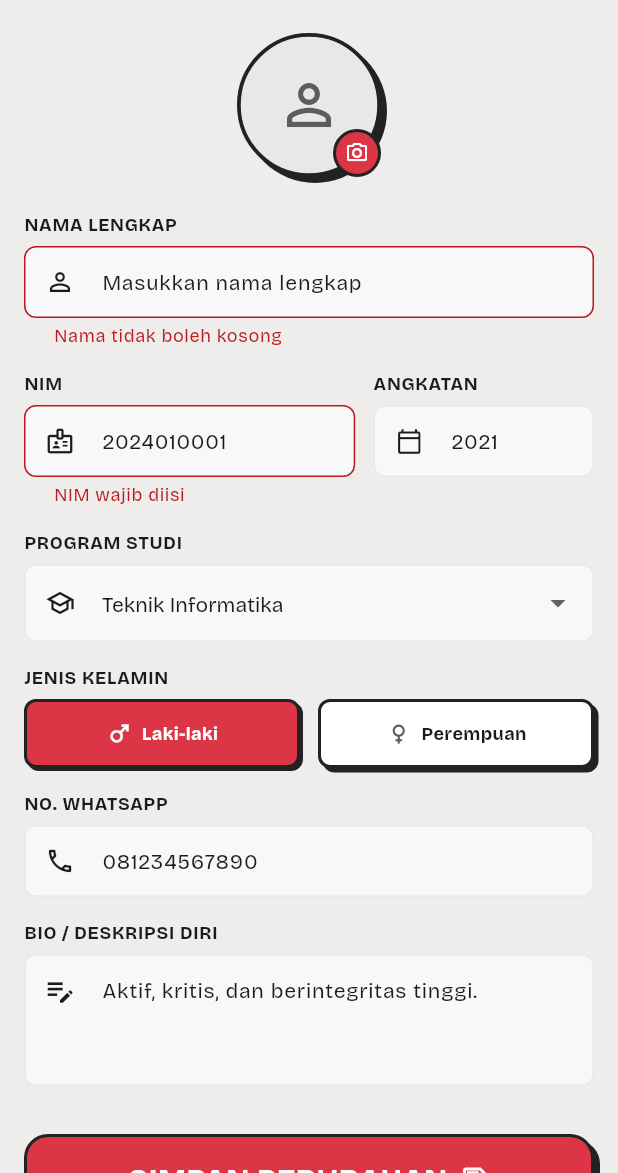
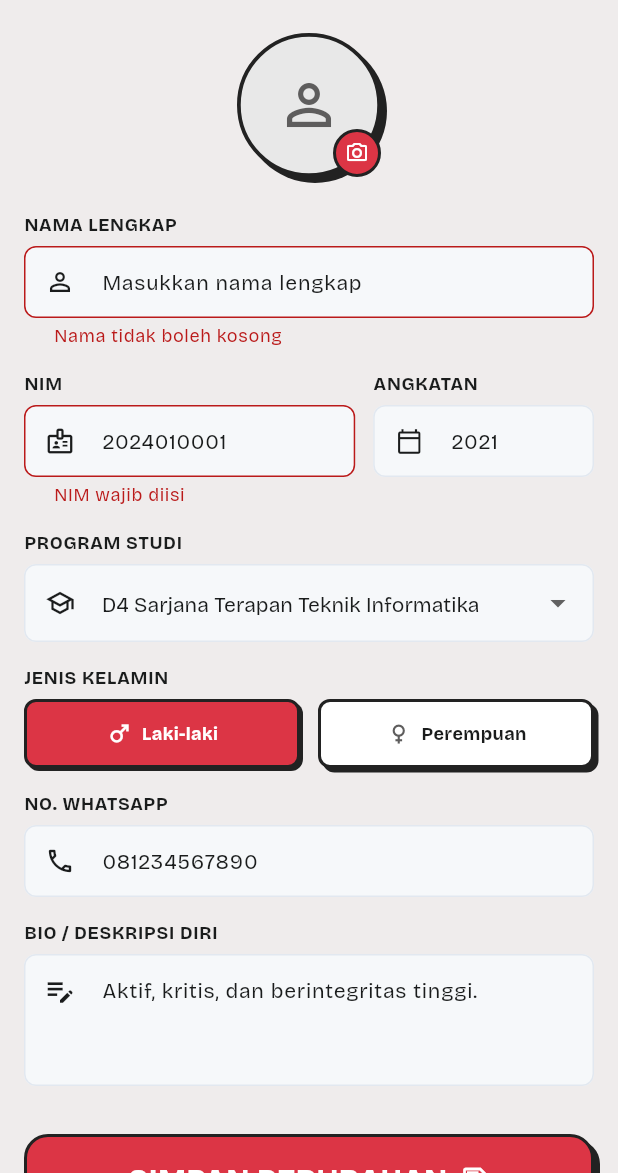
Before and after one commit to ukm-policy/new_centrepoint, a Flutter app: the EditProfileScreen screen opened by its route, after a tap on "SIMPAN PERUBAHAN", on a phone screen of 412 x 824 dp, the part 63-1236 px from its top. Run offline on Flutter 3.47's test engine with Material 3 defaults, Android fonts, the phone set to English and light mode, and no system bars; our stand-ins replace cached_network_image, firebase_core, go_router, google_fonts, image_picker, jwt_decoder and 1 more; missing offline and left inert: mobile_scanner; accounts and stored records are empty.

Commit message:
Data Prodi

```diff
--- a/lib/data/dummy/dummy_members.dart
+++ b/lib/data/dummy/dummy_members.dart
@@ -7,7 +7,7 @@ final dummyMembers = <MemberModel>[
     nim: '20210001',
     email: 'ahmad.ridhwan@email.com',
     noHp: '+62 812 3456 7890',
-    prodi: 'Teknik Informatika',
+    prodi: 'D4 Sarjana Terapan Teknik Informatika',
     angkatan: '2021',
     role: 'staff',
     bidang: 'Pemrograman',
@@ -26,7 +26,7 @@ final dummyMembers = <MemberModel>[
     nim: '20210002',
     email: 'siti.nurhaliza@email.com',
     noHp: '+62 812 9876 5432',
-    prodi: 'Sistem Informasi',
+    prodi: 'D4 Sarjana Terapan Teknologi Rekayasa Multimedia',
     angkatan: '2021',
     role: 'staff',
     bidang: 'Multimedia',
@@ -45,7 +45,7 @@ final dummyMembers = <MemberModel>[
     nim: '20210003',
     email: 'budi.santoso@email.com',
     noHp: '+62 813 1111 2222',
-    prodi: 'Teknik Informatika',
+    prodi: 'D4 Sarjana Terapan Teknik Informatika',
     angkatan: '2021',
     role: 'staff',
     bidang: 'Pengembangan',
@@ -64,7 +64,7 @@ final dummyMembers = <MemberModel>[
     nim: '20220004',
     email: 'dewi.purnama@email.com',
     noHp: '+62 815 3333 4444',
-    prodi: 'Teknik Informatika',
+    prodi: 'D4 Sarjana Terapan Teknik Informatika',
     angkatan: '2022',
     role: 'anggota',
     bidang: 'Jaringan',
@@ -83,7 +83,7 @@ final dummyMembers = <MemberModel>[
     nim: '20220005',
     email: 'faisal.hakim@email.com',
     noHp: '+62 819 5555 6666',
-    prodi: 'Teknik Informatika',
+    prodi: 'D4 Sarjana Terapan Teknik Informatika',
     angkatan: '2022',
     role: 'anggota',
     bidang: 'Humas',
@@ -102,7 +102,7 @@ final dummyMembers = <MemberModel>[
     nim: '20210006',
     email: 'rini.wulandari@email.com',
     noHp: '+62 811 7777 8888',
-    prodi: 'Teknik Informatika',
+    prodi: 'D4 Sarjana Terapan Teknik Informatika',
     angkatan: '2021',
     role: 'staff',
     bidang: 'Kaderisasi',
@@ -121,7 +121,7 @@ final dummyMembers = <MemberModel>[
     nim: '2021010001',
     email: 'ahmad.rizky@email.com',
     noHp: '081234567890',
-    prodi: 'Teknik Informatika',
+    prodi: 'D4 Sarjana Terapan Teknik Informatika',
     angkatan: '2021',
     role: 'ketua',
     bidang: '-',
@@ -140,7 +140,7 @@ final dummyMembers = <MemberModel>[
     nim: '2023010099',
     email: 'andi.wijaya@email.com',
     noHp: '081233445566',
-    prodi: 'Sistem Informasi',
+    prodi: 'D4 Sarjana Terapan Teknologi Rekayasa Multimedia',
     angkatan: '2023',
     role: 'anggota',
     bidang: null,
--- a/lib/data/dummy/dummy_or.dart
+++ b/lib/data/dummy/dummy_or.dart
@@ -26,7 +26,7 @@ final dummyApplicants = <ORApplicantModel>[
     periodeId: 'or-2026',
     nama: 'Rizky Aditya Pratama',
     nim: '2023010001',
-    prodi: 'Teknik Informatika',
+    prodi: 'D4 Sarjana Terapan Teknik Informatika',
     angkatan: '2023',
     noHp: '08123456789',
     bidangMinat: 'Pemrograman',
@@ -40,7 +40,7 @@ final dummyApplicants = <ORApplicantModel>[
     periodeId: 'or-2026',
     nama: 'Siti Nurhaliza',
     nim: '2023010042',
-    prodi: 'Sistem Informasi',
+    prodi: 'D4 Sarjana Terapan Teknologi Rekayasa Multimedia',
     angkatan: '2023',
     noHp: '08567891234',
     bidangMinat: 'Multimedia',
@@ -55,7 +55,7 @@ final dummyApplicants = <ORApplicantModel>[
     periodeId: 'or-2026',
     nama: 'Muhammad Fadhil',
     nim: '2024010015',
-    prodi: 'Teknik Informatika',
+    prodi: 'D4 Sarjana Terapan Teknik Informatika',
     angkatan: '2024',
     noHp: '08112233445',
     bidangMinat: 'Jaringan',
@@ -69,7 +69,7 @@ final dummyApplicants = <ORApplicantModel>[
     periodeId: 'or-2026',
     nama: 'Andi Wijayanti',
     nim: '2023010088',
-    prodi: 'Ilmu Komunikasi',
+    prodi: 'D3 Administrasi Bisnis',
     angkatan: '2023',
     noHp: '08998877665',
     bidangMinat: 'Humas',
@@ -84,7 +84,7 @@ final dummyApplicants = <ORApplicantModel>[
     periodeId: 'or-2026',
     nama: 'Bagas Prayoga',
     nim: '2024010032',
-    prodi: 'Manajemen Informatika',
+    prodi: 'D4 Sarjana Terapan Teknologi Rekayasa Komputer Jaringan',
     angkatan: '2024',
     noHp: '08234567890',
     bidangMinat: 'Pemrograman',
--- a/lib/data/dummy/dummy_users.dart
+++ b/lib/data/dummy/dummy_users.dart
@@ -7,7 +7,7 @@ final dummyUsers = <UserModel>[
     email: 'ahmad.rizky@email.com',
     nim: '2021010001',
     noHp: '081234567890',
-    prodi: 'Teknik Informatika',
+    prodi: 'D4 Sarjana Terapan Teknik Informatika',
     angkatan: '2021',
     role: 'ketua',
     bidang: '-',
@@ -22,7 +22,7 @@ final dummyUsers = <UserModel>[
     email: 'siti.nurhaliza@email.com',
     nim: '20210002',
     noHp: '081298765432',
-    prodi: 'Sistem Informasi',
+    prodi: 'D4 Sarjana Terapan Teknologi Rekayasa Multimedia',
     angkatan: '2021',
     role: 'staff',
     bidang: 'Multimedia',
@@ -37,7 +37,7 @@ final dummyUsers = <UserModel>[
     email: 'ahmad.ridhwan@email.com',
     nim: '20210001',
     noHp: '081234567890',
-    prodi: 'Teknik Informatika',
+    prodi: 'D4 Sarjana Terapan Teknik Informatika',
     angkatan: '2021',
     role: 'staff',
     bidang: 'Pemrograman',
@@ -52,7 +52,7 @@ final dummyUsers = <UserModel>[
     email: 'budi.santoso@email.com',
     nim: '20210003',
     noHp: '081311112222',
-    prodi: 'Teknik Informatika',
+    prodi: 'D4 Sarjana Terapan Teknik Informatika',
     angkatan: '2021',
     role: 'staff',
     bidang: 'Pengembangan',
@@ -67,7 +67,7 @@ final dummyUsers = <UserModel>[
     email: 'dewi.purnama@email.com',
     nim: '20220004',
     noHp: '081533334444',
-    prodi: 'Teknik Informatika',
+    prodi: 'D4 Sarjana Terapan Teknik Informatika',
     angkatan: '2022',
     role: 'anggota',
     bidang: 'Jaringan',
@@ -82,7 +82,7 @@ final dummyUsers = <UserModel>[
     email: 'andi.wijaya@email.com',
     nim: '2023010099',
     noHp: '081233445566',
-    prodi: 'Sistem Informasi',
+    prodi: 'D4 Sarjana Terapan Teknologi Rekayasa Multimedia',
     angkatan: '2023',
     role: 'anggota',
     bidang: null,
--- a/lib/features/auth/screens/complete_profile_screen.dart
+++ b/lib/features/auth/screens/complete_profile_screen.dart
@@ -30,14 +30,36 @@ class _CompleteProfileScreenState extends State<CompleteProfileScreen> {
   final _picker = ImagePicker();
 
   static const _prodiList = [
-    'Teknik Informatika',
-    'Sistem Informasi',
-    'Manajemen Informatika',
-    'Ilmu Komputer',
-    'Teknik Komputer',
-    'Ilmu Komunikasi',
-    'Administrasi Bisnis',
-    'Lainnya',
+    // 1. Jurusan Teknik Sipil
+    'D3 Teknologi Konstruksi Bangunan Air',
+    'D3 Teknologi Konstruksi Jalan dan Jembatan',
+    'D4 Sarjana Terapan Teknologi Konstruksi Bangunan Gedung',
+    'D4 Sarjana Terapan Teknologi Rekayasa Konstruksi Jalan dan Jembatan',
+    // 2. Jurusan Teknik Mesin
+    'D3 Teknologi Industri',
+    'D3 Teknologi Mesin',
+    'D4 Sarjana Terapan Teknologi Rekayasa Manufaktur',
+    'D4 Sarjana Terapan Teknologi Rekayasa Pengelasan dan Fabrikasi',
+    // 3. Jurusan Teknik Kimia
+    'D3 Teknologi Kimia',
+    'D3 Teknologi Pengolahan Minyak dan Gas',
+    'D4 Sarjana Terapan Teknologi Rekayasa Kimia Industri',
+    // 4. Jurusan Teknik Elektro
+    'D3 Teknologi Listrik',
+    'D3 Teknologi Telekomunikasi',
+    'D3 Teknologi Elektronika',
+    'D4 Sarjana Terapan Teknologi Rekayasa Pembangkit Energi',
+    'D4 Sarjana Terapan Teknologi Rekayasa Jaringan Telekomunikasi',
+    'D4 Sarjana Terapan Teknologi Rekayasa Instrumentasi dan Kontrol',
+    // 5. Jurusan Bisnis / Tata Niaga
+    'D3 Akuntansi',
+    'D3 Administrasi Bisnis',
+    'D4 Sarjana Terapan Manajemen Keuangan Sektor Publik',
+    'D4 Sarjana Terapan Akuntansi Lembaga Keuangan Syariah',
+    // 6. Jurusan Teknologi Informasi dan Komputer (TIK)
+    'D4 Sarjana Terapan Teknologi Rekayasa Multimedia',
+    'D4 Sarjana Terapan Teknologi Rekayasa Komputer Jaringan',
+    'D4 Sarjana Terapan Teknik Informatika',
   ];
 
   @override
@@ -315,13 +337,17 @@ class _CompleteProfileScreenState extends State<CompleteProfileScreen> {
                         initialValue: _selectedProdi,
                         onChanged: (v) => setState(() => _selectedProdi = v),
                         style: AppTypography.bodyMd.copyWith(color: AppColors.onSurface),
+                        isExpanded: true,
                         decoration: const InputDecoration(
                           hintText: 'Pilih program studi',
                           prefixIcon: Icon(Icons.school_outlined, size: 20),
                         ),
                         items: _prodiList.map((p) => DropdownMenuItem(
                           value: p,
-                          child: Text(p),
+                          child: Text(
+                            p,
+                            overflow: TextOverflow.ellipsis,
+                          ),
                         )).toList(),
                         validator: (v) => v == null ? 'Program studi wajib dipilih' : null,
                       ),
--- a/lib/features/auth/screens/edit_profile_screen.dart
+++ b/lib/features/auth/screens/edit_profile_screen.dart
@@ -29,7 +29,7 @@ class _EditProfileScreenState extends State<EditProfileScreen> {
   late final TextEditingController _noHpCtrl;
   late final TextEditingController _bioCtrl;
 
-  String? _selectedProdi = 'Teknik Informatika';
+  String? _selectedProdi = 'D4 Sarjana Terapan Teknik Informatika';
   String? _selectedJenisKelamin = 'L';
   bool _loading = false;
 
@@ -38,14 +38,36 @@ class _EditProfileScreenState extends State<EditProfileScreen> {
   String? _avatarUrl;
 
   static const _prodiList = [
-    'Teknik Informatika',
-    'Sistem Informasi',
-    'Manajemen Informatika',
-    'Ilmu Komputer',
-    'Teknik Komputer',
-    'Ilmu Komunikasi',
-    'Administrasi Bisnis',
-    'Lainnya',
+    // 1. Jurusan Teknik Sipil
+    'D3 Teknologi Konstruksi Bangunan Air',
+    'D3 Teknologi Konstruksi Jalan dan Jembatan',
+    'D4 Sarjana Terapan Teknologi Konstruksi Bangunan Gedung',
+    'D4 Sarjana Terapan Teknologi Rekayasa Konstruksi Jalan dan Jembatan',
+    // 2. Jurusan Teknik Mesin
+    'D3 Teknologi Industri',
+    'D3 Teknologi Mesin',
+    'D4 Sarjana Terapan Teknologi Rekayasa Manufaktur',
+    'D4 Sarjana Terapan Teknologi Rekayasa Pengelasan dan Fabrikasi',
+    // 3. Jurusan Teknik Kimia
+    'D3 Teknologi Kimia',
+    'D3 Teknologi Pengolahan Minyak dan Gas',
+    'D4 Sarjana Terapan Teknologi Rekayasa Kimia Industri',
+    // 4. Jurusan Teknik Elektro
+    'D3 Teknologi Listrik',
+    'D3 Teknologi Telekomunikasi',
+    'D3 Teknologi Elektronika',
+    'D4 Sarjana Terapan Teknologi Rekayasa Pembangkit Energi',
+    'D4 Sarjana Terapan Teknologi Rekayasa Jaringan Telekomunikasi',
+    'D4 Sarjana Terapan Teknologi Rekayasa Instrumentasi dan Kontrol',
+    // 5. Jurusan Bisnis / Tata Niaga
+    'D3 Akuntansi',
+    'D3 Administrasi Bisnis',
+    'D4 Sarjana Terapan Manajemen Keuangan Sektor Publik',
+    'D4 Sarjana Terapan Akuntansi Lembaga Keuangan Syariah',
+    // 6. Jurusan Teknologi Informasi dan Komputer (TIK)
+    'D4 Sarjana Terapan Teknologi Rekayasa Multimedia',
+    'D4 Sarjana Terapan Teknologi Rekayasa Komputer Jaringan',
+    'D4 Sarjana Terapan Teknik Informatika',
   ];
 
   @override
@@ -61,7 +83,7 @@ class _EditProfileScreenState extends State<EditProfileScreen> {
     if (AppSession.prodi.isNotEmpty && _prodiList.contains(AppSession.prodi)) {
       _selectedProdi = AppSession.prodi;
     } else {
-      _selectedProdi = 'Teknik Informatika';
+      _selectedProdi = 'D4 Sarjana Terapan Teknik Informatika';
     }
   }
 
@@ -357,13 +379,17 @@ class _EditProfileScreenState extends State<EditProfileScreen> {
                   initialValue: _selectedProdi,
                   onChanged: (v) => setState(() => _selectedProdi = v),
                   style: AppTypography.bodyMd.copyWith(color: AppColors.onSurface),
+                  isExpanded: true,
                   decoration: const InputDecoration(
                     hintText: 'Pilih program studi',
                     prefixIcon: Icon(Icons.school_outlined, size: 20),
                   ),
                   items: _prodiList.map((p) => DropdownMenuItem(
                     value: p,
-                    child: Text(p),
+                    child: Text(
+                      p,
+                      overflow: TextOverflow.ellipsis,
+                    ),
                   )).toList(),
                   validator: (v) => v == null ? 'Program studi wajib dipilih' : null,
                 ),
--- a/lib/features/or/screens/or_form_screen.dart
+++ b/lib/features/or/screens/or_form_screen.dart
@@ -141,7 +141,7 @@ class _OrFormScreenState extends State<OrFormScreen> {
                 _Field(
                   controller: _prodiCtrl,
                   label: 'Program Studi',
-                  hint: 'Teknik Informatika',
+                  hint: 'D4 Sarjana Terapan Teknik Informatika',
                   validator: (v) => (v == null || v.trim().isEmpty) ? 'Wajib diisi' : null,
                 ),
                 const SizedBox(height: 12),
```
